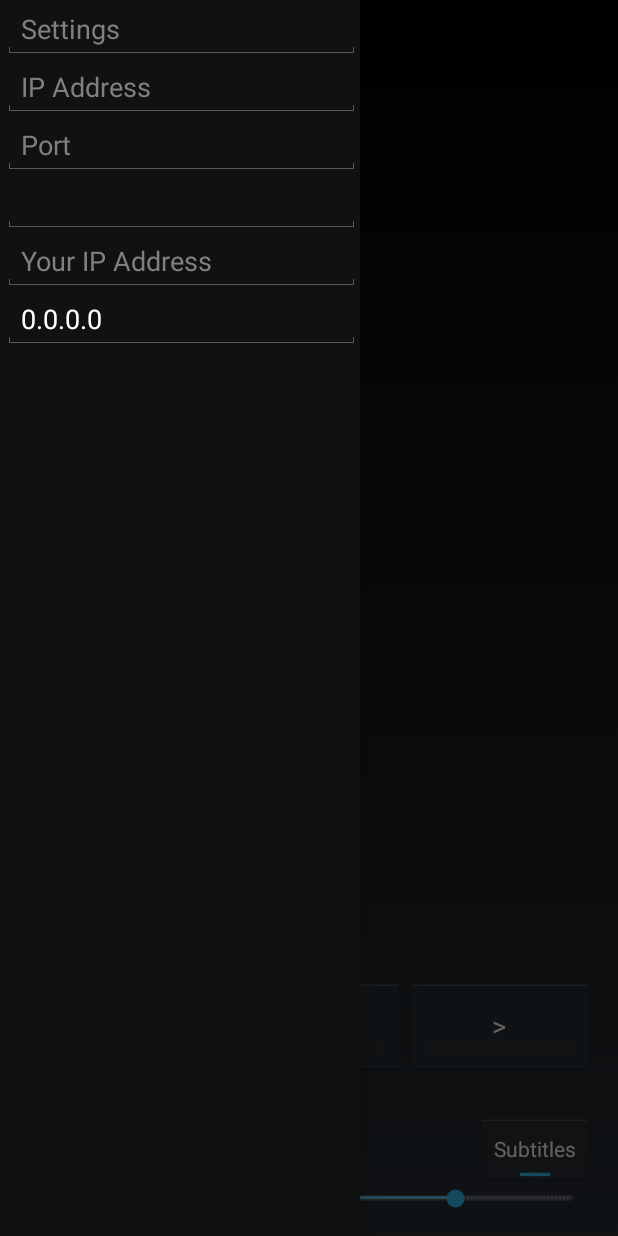
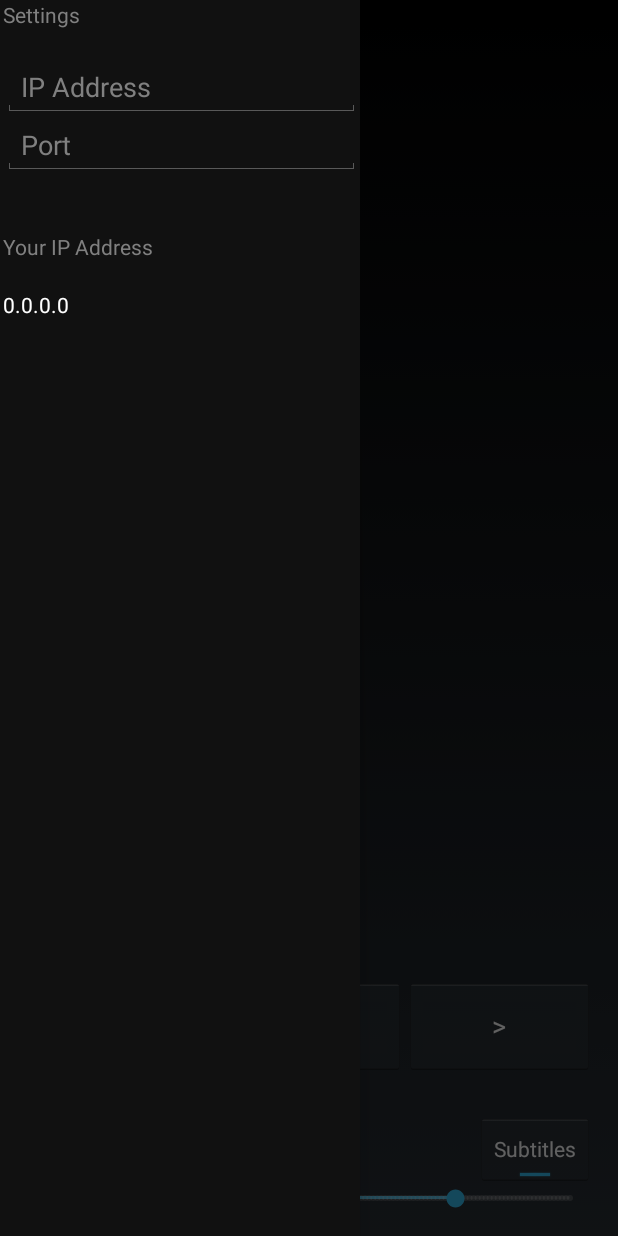
Before and after one commit to mcastorina/mpv-remote-app, an Android app: the screen it shows after launch (MainActivity), with the side drawer open, on a phone screen of 412 x 824 dp. Run offline under Robolectric (Android 15) with nearby library versions, the phone set to English and light mode, and no system bars; 2 statements that could not run were skipped.

Commit message:
Added ViewSwitcher to settings for a mix of TextView and EditText
The result looks much nicer.

```diff
--- a/LaptopRemote/app/src/main/java/miccah/laptopremote/SettingsAdapter.java
+++ b/LaptopRemote/app/src/main/java/miccah/laptopremote/SettingsAdapter.java
@@ -12,6 +12,7 @@ import android.view.inputmethod.InputMethodManager;
 import android.content.Context;
 import android.widget.BaseAdapter;
 import android.widget.TextView;
+import android.widget.ViewSwitcher;
 import android.text.format.Formatter;
 import android.net.wifi.WifiManager;
 
@@ -60,12 +61,24 @@ public class SettingsAdapter extends BaseAdapter {
         if (convertView == null) {
             holder = new ViewHolder();
             convertView = mInflater.inflate(R.layout.item, null);
-            holder.caption = (TextView) convertView
-                .findViewById(R.id.item_caption);
+            holder.switcher = (ViewSwitcher)
+                convertView.findViewById(R.id.item_switcher);
+
+            if (myItems.get(position).focusable) {
+                if (holder.switcher.getDisplayedChild() == 0)
+                    holder.switcher.showNext();
+                holder.caption = (TextView)
+                    holder.switcher.findViewById(R.id.item_edittext);
+            }
+            else {
+                holder.caption = (TextView)
+                    holder.switcher.findViewById(R.id.item_textview);
+            }
             convertView.setTag(holder);
         } else {
             holder = (ViewHolder)convertView.getTag();
         }
+
         // Fill TextView with the value you have in data source
         holder.caption.setText(myItems.get(position).caption);
         holder.caption.setHint(myItems.get(position).hint);
@@ -107,6 +120,7 @@ public class SettingsAdapter extends BaseAdapter {
 }
 
 class ViewHolder {
+    ViewSwitcher switcher;
     TextView caption;
 }
 
--- a/LaptopRemote/app/src/main/res/layout/item.xml
+++ b/LaptopRemote/app/src/main/res/layout/item.xml
@@ -10,10 +10,23 @@
         android:layout_width="0px"
         android:layout_height="0px" />
 
-    <EditText android:id="@+id/item_caption"
-        android:layout_height="wrap_content" android:layout_width="fill_parent"
-        android:layout_marginLeft="2dip" android:singleLine="true"
-        android:textColor="#ffffff"
-        android:textCursorDrawable="@null" />
+    <ViewSwitcher
+        xmlns:android="http://schemas.android.com/apk/res/android"
+        android:id="@+id/item_switcher"
+        android:layout_width="match_parent"
+        android:layout_height="match_parent" >
+
+        <TextView android:id="@+id/item_textview"
+            android:layout_height="wrap_content" android:layout_width="fill_parent"
+            android:layout_marginLeft="2dip" android:singleLine="true"
+            android:textColor="#ffffff" />
+
+        <EditText android:id="@+id/item_edittext"
+            android:layout_height="wrap_content" android:layout_width="fill_parent"
+            android:layout_marginLeft="2dip" android:singleLine="true"
+            android:textColor="#ffffff"
+            android:textCursorDrawable="@null" />
+
+    </ViewSwitcher>
 
 </LinearLayout>
```
Also changed, not shown: LaptopRemote/app/src/main/java/miccah/laptopremote/MainActivity.java (+12 -6 lines), 1 other file.
